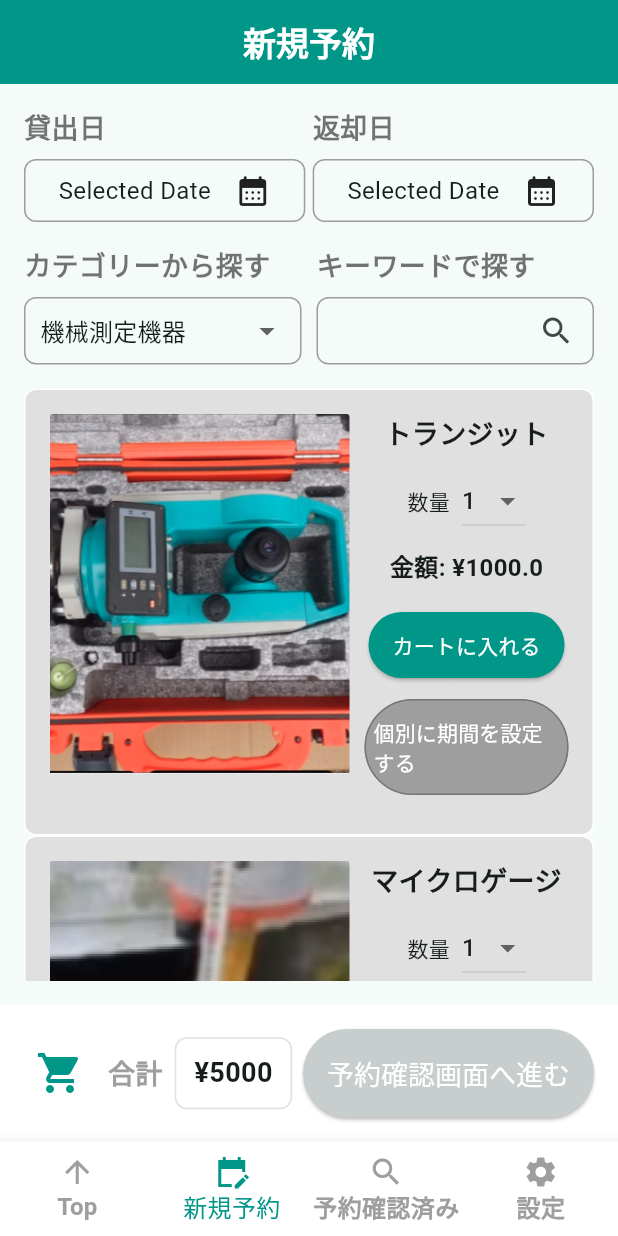
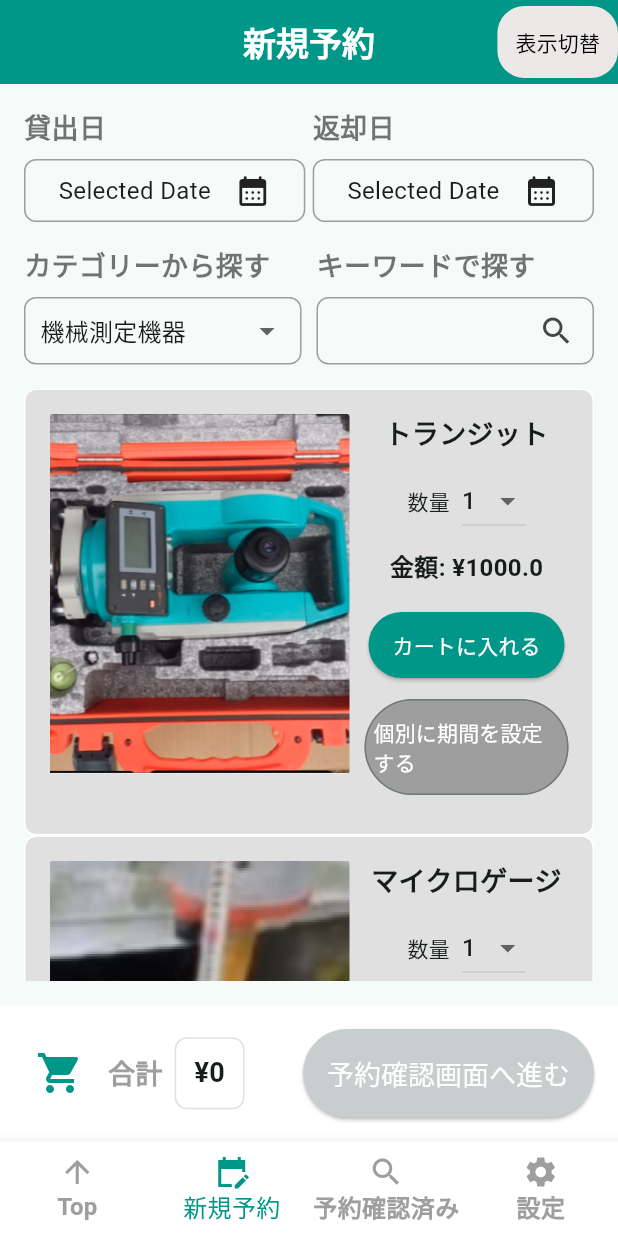
Before and after one commit to Paduvana/yotsuba_mobile, a Flutter app: the NewReservationPage screen opened directly, on a phone screen of 412 x 824 dp. Run offline on Flutter 3.47's test engine with Material 3 defaults, Android fonts, the phone set to English and light mode, and no system bars; our stand-ins replace flutter_secure_storage, image_picker; accounts and stored records are empty.

Commit message:
Reservation Cart

```diff
--- a/lib/screens/NewReservationPage.dart
+++ b/lib/screens/NewReservationPage.dart
@@ -3,7 +3,9 @@ import 'package:intl/intl.dart';
 import 'package:yotsuba_mobile/widgets/BottomNavBar.dart';
 import 'package:yotsuba_mobile/widgets/SearchFilters.dart';
 import 'package:yotsuba_mobile/widgets/ReservationBottomBar.dart';
-import 'package:yotsuba_mobile/widgets/ProductWidget.dart'; // Import ProductWidget
+import 'package:yotsuba_mobile/widgets/ProductWidget.dart';
+import 'package:yotsuba_mobile/widgets/GridToggleButton.dart';
+import 'package:yotsuba_mobile/widgets/CartDetailsDialog.dart';
 
 class NewReservationPage extends StatefulWidget {
   @override
@@ -13,8 +15,10 @@ class NewReservationPage extends StatefulWidget {
 class _NewReservationPageState extends State<NewReservationPage> {
   DateTime? _rentalDate;
   DateTime? _returnDate;
+  bool _isGridView = false;
   final TextEditingController _keywordController = TextEditingController();
-  final double _totalPrice = 5000; // Example price
+  double _totalPrice = 0;
+  final ShoppingCart cart = ShoppingCart(); // Create an instance of ShoppingCart
 
   Future<void> _selectDate(BuildContext context, bool isRentalDate) async {
     final DateTime? picked = await showDatePicker(
@@ -35,7 +39,17 @@ class _NewReservationPageState extends State<NewReservationPage> {
   }
 
   void _proceedToReservationConfirmation() {
+    if (_rentalDate == null || _returnDate == null) {
+      ScaffoldMessenger.of(context).showSnackBar(
+        SnackBar(content: Text('貸出日と返却日を選択してください')),
+      );
+      return;
+    }
     // Implement navigation to confirmation screen
+  }
+
+  void _updateTotalPrice() {
+    _totalPrice = cart.items.fold(0, (sum, product) => sum + product.price);
   }
 
   @override
@@ -44,26 +58,66 @@ class _NewReservationPageState extends State<NewReservationPage> {
       appBar: AppBar(
         title: const Text('新規予約', style: TextStyle(fontWeight: FontWeight.bold)),
         centerTitle: true,
-        automaticallyImplyLeading: false,
         backgroundColor: Colors.teal,
         foregroundColor: Colors.white,
+        actions: [
+          GridToggleButton(
+            isGridView: _isGridView,
+            onToggle: (newValue) {
+              setState(() {
+                _isGridView = newValue;
+              });
+            },
+          ),
+        ],
       ),
       body: Padding(
         padding: const EdgeInsets.all(16.0),
         child: Column(
           crossAxisAlignment: CrossAxisAlignment.start,
           children: [
-            // Row for 貸出日 and 返却日
             Row(
               mainAxisAlignment: MainAxisAlignment.spaceBetween,
               children: [
-                // 貸出日
-                Column(
+                _dateSelectionColumn('貸出日', _rentalDate, true),
+                _dateSelectionColumn('返却日', _returnDate, false),
+              ],
+            ),
+            const SizedBox(height: 16),
+            SearchFilters(keywordController: _keywordController),
+            const SizedBox(height: 16),
+            Expanded(
+              child: _isGridView
+                  ? GridView.count(
+                crossAxisCount: 2,
+                children: _buildProductWidgets(),
+              )
+                  : ListView(children: _buildProductWidgets()),
+            ),
+          ],
+        ),
+      ),
+      bottomNavigationBar: Column(
+        mainAxisSize: MainAxisSize.min,
+        children: [
+          ReservationBottomBar(
+            totalPrice: _totalPrice,
+            onProceed: _proceedToReservationConfirmation,
+            cart: cart, // Pass the cart instance here
+          ),
+          BottomNavBar(selectedIndex: 1),
+        ],
+      ),
+    );
+  }
+
+  Widget _dateSelectionColumn(String title, DateTime? date, bool isRentalDate) {
+    return Column(
       crossAxisAlignment: CrossAxisAlignment.start,
       children: [
-                    const Text(
-                      '貸出日',
-                      style: TextStyle(
+        Text(
+          title,
+          style: const TextStyle(
             fontSize: 18,
             fontWeight: FontWeight.bold,
             color: Colors.black54,
@@ -71,7 +125,7 @@ class _NewReservationPageState extends State<NewReservationPage> {
         ),
         const SizedBox(height: 8),
         GestureDetector(
-                      onTap: () => _selectDate(context, true),
+          onTap: () => _selectDate(context, isRentalDate),
           child: Container(
             padding: const EdgeInsets.symmetric(horizontal: 22, vertical: 8),
             decoration: BoxDecoration(
@@ -81,9 +135,7 @@ class _NewReservationPageState extends State<NewReservationPage> {
             child: Row(
               children: [
                 Text(
-                              _rentalDate != null
-                                  ? DateFormat('yyyy/MM/dd').format(_rentalDate!)
-                                  : 'Selected Date',
+                  date != null ? DateFormat('yyyy/MM/dd').format(date) : 'Selected Date',
                   style: const TextStyle(fontSize: 16),
                 ),
                 const SizedBox(width: 16),
@@ -93,77 +145,67 @@ class _NewReservationPageState extends State<NewReservationPage> {
           ),
         ),
       ],
-                ),
-
-                // 返却日
-                Column(
-                  crossAxisAlignment: CrossAxisAlignment.start,
-                  children: [
-                    const Text(
-                      '返却日',
-                      style: TextStyle(
-                        fontSize: 18,
-                        fontWeight: FontWeight.bold,
-                        color: Colors.black54,
-                      ),
-                    ),
-                    const SizedBox(height: 8),
-                    GestureDetector(
-                      onTap: () => _selectDate(context, false),
-                      child: Container(
-                        padding: const EdgeInsets.symmetric(horizontal: 22, vertical: 8),
-                        decoration: BoxDecoration(
-                          border: Border.all(color: Colors.grey),
-                          borderRadius: BorderRadius.circular(8),
-                        ),
-                        child: Row(
-                          children: [
-                            Text(
-                              _returnDate != null
-                                  ? DateFormat('yyyy/MM/dd').format(_returnDate!)
-                                  : 'Selected Date',
-                              style: const TextStyle(fontSize: 16),
-                            ),
-                            const SizedBox(width: 16),
-                            const Icon(Icons.calendar_month_rounded, size: 24),
-                          ],
-                        ),
-                      ),
-                    ),
-                  ],
-                ),
-              ],
-            ),
-
-            const SizedBox(height: 16),
-
-            // Combined CategoryDropdown and KeywordSearchBox
-            SearchFilters(
-              keywordController: _keywordController,
-            ),
-
-            const SizedBox(height: 16),
-
-            // ProductWidget - Product with timeline and options
-            Expanded(
-              child: ProductList(),
-            ),
-          ],
-        ),
-      ),
-      bottomNavigationBar: Column(
-        mainAxisSize: MainAxisSize.min,
-        children: [
-          // Use the new ReservationBottomBar widget
-          ReservationBottomBar(
-            totalPrice: _totalPrice,
-            onProceed: _proceedToReservationConfirmation,
-          ),
-
-          // The original BottomNavBar
-          BottomNavBar(selectedIndex: 1),
-        ],
-      ),
     );
   }
+
+  List<Widget> _buildProductWidgets() {
+    return [
+      ProductWidget(
+        title: 'トランジット',
+        imagePath: 'asset/images/Transit.png',
+        basePrice: 1000,
+        imageGallery: [
+          'asset/images/Transit.png',
+          'asset/images/Transit2.png',
+          'asset/images/Transit3.png',
+        ],
+        onAddToCart: () {
+          cart.addItem(CartProduct('トランジット', 1000)); // Add to cart
+          _updateTotalPrice();
+        },
+      ),
+      ProductWidget(
+        title: 'マイクロゲージ',
+        imagePath: 'asset/images/tripod.png',
+        basePrice: 1200,
+        imageGallery: [
+          'asset/images/Transit.png',
+          'asset/images/Transit2.png',
+          'asset/images/Transit3.png',
+        ],
+        onAddToCart: () {
+          cart.addItem(CartProduct('マイクロゲージ', 1200)); // Add to cart
+          _updateTotalPrice();
+        },
+      ),
+      ProductWidget(
+        title: 'Product 3',
+        imagePath: 'asset/images/taper_guage.png',
+        basePrice: 1500,
+        imageGallery: [
+          'asset/images/Transit.png',
+          'asset/images/Transit2.png',
+          'asset/images/Transit3.png',
+        ],
+        onAddToCart: () {
+          cart.addItem(CartProduct('Product 3', 1500)); // Add to cart
+          _updateTotalPrice();
+        },
+      ),
+      ProductWidget(
+        title: 'Product 4',
+        imagePath: 'asset/images/level.png',
+        basePrice: 1500,
+        imageGallery: [
+          'asset/images/Transit.png',
+          'asset/images/Transit2.png',
+          'asset/images/Transit3.png',
+        ],
+        onAddToCart: () {
+          cart.addItem(CartProduct('Product 4', 1500)); // Add to cart
+          _updateTotalPrice();
+        },
+      ),
+    ];
   }
+}
--- /dev/null
+++ b/lib/widgets/GridToggleButton.dart
@@ -0,0 +1,42 @@
+import 'package:flutter/material.dart';
+
+class GridToggleButton extends StatefulWidget {
+  final bool isGridView;
+  final ValueChanged<bool> onToggle;
+
+  const GridToggleButton({
+    Key? key,
+    required this.isGridView,
+    required this.onToggle,
+  }) : super(key: key);
+
+  @override
+  _GridToggleButtonState createState() => _GridToggleButtonState();
+}
+
+class _GridToggleButtonState extends State<GridToggleButton> {
+  @override
+  Widget build(BuildContext context) {
+    return Container(
+      decoration: BoxDecoration(
+        color: Color(0xFFECE8E8),
+        borderRadius: BorderRadius.circular(18.0),
+      ),
+      child: TextButton(
+        style: TextButton.styleFrom(
+        padding: EdgeInsets.symmetric(vertical: 0.0, horizontal: 12.0),
+        ),
+        onPressed: () {
+          widget.onToggle(!widget.isGridView);
+        },
+        child: Text(
+          '表示切替',
+          style: TextStyle(
+            fontSize: 14,
+            color: Colors.black, // Text color
+          ),
+        ),
+      ),
+    );
+  }
+}
--- a/lib/widgets/ProductWidget.dart
+++ b/lib/widgets/ProductWidget.dart
@@ -4,12 +4,16 @@ class ProductWidget extends StatefulWidget {
   final String title;
   final String imagePath;
   final double basePrice;
+  final List<String> imageGallery;
+  final VoidCallback onAddToCart;
 
-  const ProductWidget({
+  ProductWidget({
     Key? key,
     required this.title,
     required this.imagePath,
     required this.basePrice,
+    required this.imageGallery,
+    required this.onAddToCart,
   }) : super(key: key);
 
   @override
@@ -32,6 +36,24 @@ class _ProductWidgetState extends State<ProductWidget> {
     });
   }
 
+  void _showImageGallery(BuildContext context) {
+    showDialog(
+      context: context,
+      builder: (context) {
+        return Dialog(
+          child: Container(
+            height: 300,
+            child: PageView(
+              children: widget.imageGallery.map((image) {
+                return Image.asset(image, fit: BoxFit.cover);
+              }).toList(),
+            ),
+          ),
+        );
+      },
+    );
+  }
+
   @override
   Widget build(BuildContext context) {
     return Container(
@@ -44,7 +66,9 @@ class _ProductWidgetState extends State<ProductWidget> {
       child: Row(
         crossAxisAlignment: CrossAxisAlignment.start,
         children: [
-          Container(
+          GestureDetector(
+            onTap: () => _showImageGallery(context), // Show gallery on tap
+            child: Container(
               width: 200,
               height: 240,
               decoration: BoxDecoration(
@@ -53,6 +77,7 @@ class _ProductWidgetState extends State<ProductWidget> {
                   fit: BoxFit.cover,
                 ),
                 borderRadius: BorderRadius.circular(2),
+              ),
             ),
           ),
           const SizedBox(width: 10),
@@ -100,6 +125,7 @@ class _ProductWidgetState extends State<ProductWidget> {
                 ElevatedButton(
                   onPressed: () {
                     // Add to cart functionality
+                    widget.onAddToCart();
                   },
                   child: const Text('カートに入れる'),
                   style: ElevatedButton.styleFrom(
@@ -116,7 +142,7 @@ class _ProductWidgetState extends State<ProductWidget> {
                   child: const Text('個別に期間を設定する'),
                   style: ElevatedButton.styleFrom(
                     foregroundColor: Colors.white,
-                    backgroundColor:const Color(0xFF9E9E9E),
+                    backgroundColor: const Color(0xFF9E9E9E),
                     padding: const EdgeInsets.symmetric(vertical: 12, horizontal: 6),
                   ),
                 ),
@@ -129,33 +155,3 @@ class _ProductWidgetState extends State<ProductWidget> {
     );
   }
 }
-
-class ProductList extends StatelessWidget {
-  @override
-  Widget build(BuildContext context) {
-    return ListView(
-      children: [
-        ProductWidget(
-          title: 'トランジット',
-          imagePath: 'asset/images/Transit.png',
-          basePrice: 1000,
-        ),
-        ProductWidget(
-          title: 'マイクロゲージ',
-          imagePath: 'asset/images/tripod.png',
-          basePrice: 1200,
-        ),
-        ProductWidget(
-          title: 'Product 3',
-          imagePath: 'asset/images/taper_guage.png',
-          basePrice: 1500,
-        ),
-        ProductWidget(
-          title: 'Product 3',
-          imagePath: 'asset/images/level.png',
-          basePrice: 1500,
-        ),
-      ],
-    );
-  }
-}
--- a/lib/widgets/ReservationBottomBar.dart
+++ b/lib/widgets/ReservationBottomBar.dart
@@ -1,13 +1,17 @@
 import 'package:flutter/material.dart';
+import 'package:yotsuba_mobile/widgets/ProductList.dart';
+import 'package:yotsuba_mobile/widgets/CartDetailsDialog.dart';
 
 class ReservationBottomBar extends StatelessWidget {
   final double totalPrice;
   final VoidCallback onProceed;
+  final ShoppingCart cart; // Holds the cart state
 
   const ReservationBottomBar({
     Key? key,
     required this.totalPrice,
     required this.onProceed,
+    required this.cart, // Include cart in constructor
   }) : super(key: key);
 
   @override
@@ -23,7 +27,20 @@ class ReservationBottomBar extends StatelessWidget {
             children: [
               IconButton(
                 onPressed: () {
-                  // Add cart functionality here
+                  // Open CartDetailsDialog when the cart icon is pressed
+                  showDialog(
+                    context: context,
+                    builder: (BuildContext context) {
+                      return CartDetailsDialog(
+                        cart: cart,
+                        onRemove: (CartProduct) {
+                          print('${CartProduct.title} removed from cart');
+                          cart.removeItem(CartProduct);
+                          Navigator.of(context).pop(); // Close the dialog
+                        },
+                      );
+                    },
+                  );
                 },
                 icon: const Icon(Icons.shopping_cart),
                 iconSize: 32,
@@ -43,7 +60,7 @@ class ReservationBottomBar extends StatelessWidget {
                 padding: const EdgeInsets.symmetric(horizontal: 12, vertical: 10),
                 decoration: BoxDecoration(
                   borderRadius: BorderRadius.circular(8),
-                  border: Border.all(color: Color(0xFFE0E0E0)), // Changed to #E0E0E0
+                  border: Border.all(color: Color(0xFFE0E0E0)),
                 ),
                 child: Text(
                   '¥${totalPrice.toStringAsFixed(0)}',
@@ -58,9 +75,9 @@ class ReservationBottomBar extends StatelessWidget {
             onPressed: onProceed,
             child: const Text('予約確認画面へ進む'),
             style: ElevatedButton.styleFrom(
-              backgroundColor: const Color(0xFFC8CDCE),  // Changed to #C8CDCE
-              foregroundColor: Colors.white,  // Changed text color to white
-              padding: const EdgeInsets.symmetric(horizontal: 16, vertical: 16), // Increased height
+              backgroundColor: const Color(0xFFC8CDCE),
+              foregroundColor: Colors.white,
+              padding: const EdgeInsets.symmetric(horizontal: 16, vertical: 16),
               textStyle: const TextStyle(fontSize: 18),
             ),
           ),
--- a/pubspec.yaml
+++ b/pubspec.yaml
@@ -64,6 +64,8 @@ flutter:
     - asset/images/login_banner.png
     - asset/images/logo.png
     - asset/images/Transit.png
+    - asset/images/transit2.png
+    - asset/images/transit3.png
     - asset/images/device1.png
     - asset/images/tripod.png
     - asset/images/taper_guage.png
```
Also changed, not shown: lib/widgets/CartDetailsDialog.dart (added, +92 -0 lines), lib/widgets/ProductList.dart (added, +198 -0 lines). Lines whose indentation alone changed are shown as unchanged.
